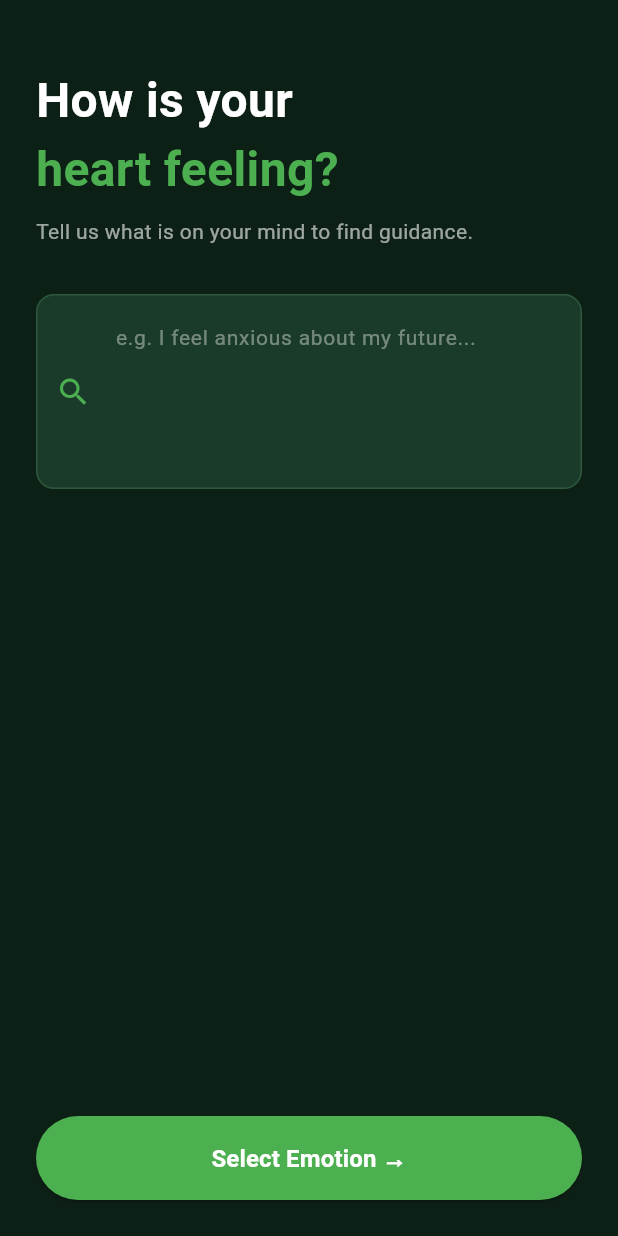
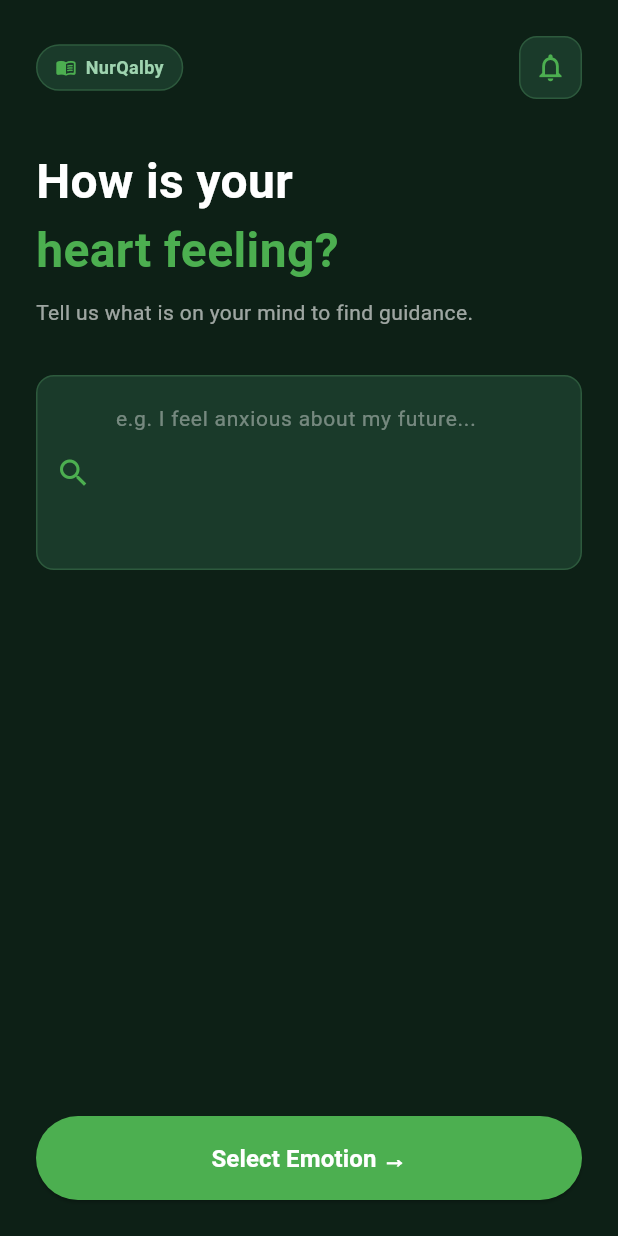
Before and after one commit to izzah488/nurqalby_1, a Flutter app: the screen it shows after launch, after a tap on "Skip", on a phone screen of 412 x 824 dp. Run offline on Flutter 3.47's test engine with Material 3 defaults, Android fonts, the phone set to English and light mode, and no system bars; our stand-ins replace adhan, flutter_bloc, flutter_local_notifications, just_audio, share_plus, shared_preferences and 1 more.

Commit message:
add notification icon

```diff
--- a/nurqalby_1/lib/screens/input_screen.dart
+++ b/nurqalby_1/lib/screens/input_screen.dart
@@ -1,5 +1,6 @@
 import 'package:flutter/material.dart';
 import 'emotion_screen.dart';
+import 'notification_settings_screen.dart';
 
 class InputScreen extends StatefulWidget {
   const InputScreen({super.key});
@@ -16,7 +17,7 @@ class _InputScreenState extends State<InputScreen> {
     if (text.isEmpty) {
       ScaffoldMessenger.of(context).showSnackBar(
         const SnackBar(
-          content: Text('Please describe how you feel.'),
+          content:         Text('Please describe how you feel.'),
           backgroundColor: Color(0xFF1a3a2a),
         ),
       );
@@ -41,44 +42,102 @@ class _InputScreenState extends State<InputScreen> {
             crossAxisAlignment: CrossAxisAlignment.start,
             children: [
 
-              const SizedBox(height: 20),
+              // --- Top bar with notification button ---
+              Row(
+                mainAxisAlignment: MainAxisAlignment.spaceBetween,
+                children: [
+                  // App name badge
+                  Container(
+                    padding: const EdgeInsets.symmetric(
+                        horizontal: 12, vertical: 6),
+                    decoration: BoxDecoration(
+                      color:        const Color(0xFF1a3a2a),
+                      borderRadius: BorderRadius.circular(20),
+                      border: Border.all(
+                          color: const Color(0xFF2d5a3d)),
+                    ),
+                    child: const Row(
+                      mainAxisSize: MainAxisSize.min,
+                      children: [
+                        Icon(Icons.menu_book_rounded,
+                            color: Color(0xFF4CAF50), size: 14),
+                        SizedBox(width: 6),
+                        Text('NurQalby',
+                            style: TextStyle(
+                                color:      Color(0xFF9fd4b0),
+                                fontSize:   12,
+                                fontWeight: FontWeight.w600)),
+                      ],
+                    ),
+                  ),
+
+                  // Notification settings button
+                  GestureDetector(
+                    onTap: () => Navigator.push(
+                      context,
+                      MaterialPageRoute(
+                        builder: (_) =>
+                            const NotificationSettingsScreen(),
+                      ),
+                    ),
+                    child: Container(
+                      width:  42,
+                      height: 42,
+                      decoration: BoxDecoration(
+                        color:        const Color(0xFF1a3a2a),
+                        borderRadius: BorderRadius.circular(12),
+                        border: Border.all(
+                            color: const Color(0xFF2d5a3d)),
+                      ),
+                      child: const Icon(
+                        Icons.notifications_outlined,
+                        color: Color(0xFF4CAF50),
+                        size:  22,
+                      ),
+                    ),
+                  ),
+                ],
+              ),
+
+              const SizedBox(height: 32),
               const Text('How is your',
                   style: TextStyle(
-                      color: Colors.white,
-                      fontSize: 32,
+                      color:      Colors.white,
+                      fontSize:   32,
                       fontWeight: FontWeight.w700)),
               const Text('heart feeling?',
                   style: TextStyle(
-                      color: Color(0xFF4CAF50),
-                      fontSize: 32,
+                      color:      Color(0xFF4CAF50),
+                      fontSize:   32,
                       fontWeight: FontWeight.w700)),
               const SizedBox(height: 8),
-              Text('Tell us what is on your mind to find guidance.',
-                  style: TextStyle(
-                      color: Colors.white.withOpacity(0.6),
-                      fontSize: 14)),
+              Text(
+                'Tell us what is on your mind to find guidance.',
+                style: TextStyle(
+                    color:    Colors.white.withOpacity(0.6),
+                    fontSize: 14),
+              ),
               const SizedBox(height: 32),
 
-              // Search / text field
+              // Text field
               Container(
                 decoration: BoxDecoration(
-                  color: const Color(0xFF1a3a2a),
+                  color:        const Color(0xFF1a3a2a),
                   borderRadius: BorderRadius.circular(12),
-                  border: Border.all(
-                      color: const Color(0xFF2d5a3d)),
+                  border: Border.all(color: const Color(0xFF2d5a3d)),
                 ),
                 child: TextField(
                   controller: _controller,
-                  maxLines: 4,
+                  maxLines:   4,
                   style: const TextStyle(color: Colors.white),
                   decoration: InputDecoration(
                     hintText: 'e.g. I feel anxious about my future...',
                     hintStyle: TextStyle(
-                        color: Colors.white.withOpacity(0.4),
+                        color:    Colors.white.withOpacity(0.4),
                         fontSize: 14),
                     prefixIcon: const Icon(Icons.search,
                         color: Color(0xFF4CAF50)),
-                    border: InputBorder.none,
+                    border:         InputBorder.none,
                     contentPadding: const EdgeInsets.all(16),
                   ),
                 ),
@@ -96,11 +155,13 @@ class _InputScreenState extends State<InputScreen> {
                     shape: RoundedRectangleBorder(
                         borderRadius: BorderRadius.circular(30)),
                   ),
-                  child: const Text('Select Emotion →',
-                      style: TextStyle(
-                          color: Colors.white,
-                          fontSize: 16,
-                          fontWeight: FontWeight.w600)),
+                  child: const Text(
+                    'Select Emotion →',
+                    style: TextStyle(
+                        color:      Colors.white,
+                        fontSize:   16,
+                        fontWeight: FontWeight.w600),
+                  ),
                 ),
               ),
             ],
--- a/nurqalby_1/lib/services/notification_service.dart
+++ b/nurqalby_1/lib/services/notification_service.dart
@@ -1,7 +1,9 @@
+import 'package:flutter/material.dart';
 import 'package:flutter_local_notifications/flutter_local_notifications.dart';
 import 'package:adhan/adhan.dart';
 import 'package:timezone/timezone.dart' as tz;
 import 'package:timezone/data/latest.dart' as tz;
+
 
 class NotificationService {
   static final _plugin = FlutterLocalNotificationsPlugin();
@@ -36,6 +38,8 @@ class NotificationService {
         'Prayer Reminders',
         importance: Importance.high,
         priority:   Priority.high,
+         icon:               '@mipmap/ic_launcher',
+        color:              Color(0xFF1a3a2a),
       ),
     ),
   );
@@ -79,12 +83,14 @@ class NotificationService {
           'Time to prepare for ${prayers[i]['name']} 🕌',
           quotes[i % quotes.length],
           tz.TZDateTime.from(notifTime, tz.local),
-          const NotificationDetails(
+           NotificationDetails(
             android: AndroidNotificationDetails(
               'prayer_channel',
               'Prayer Reminders',
               importance: Importance.high,
               priority:   Priority.high,
+              icon:               '@mipmap/ic_launcher',  // ← add this line
+              color:              Color(0xFF1a3a2a),
             ),
             iOS: DarwinNotificationDetails(),
           ),
```
Also changed, not shown: nurqalby_1/lib/screens/cause_screen.dart (+61 -24 lines), nurqalby_1/lib/screens/emotion_screen.dart (+54 -19 lines), 3 other files.
